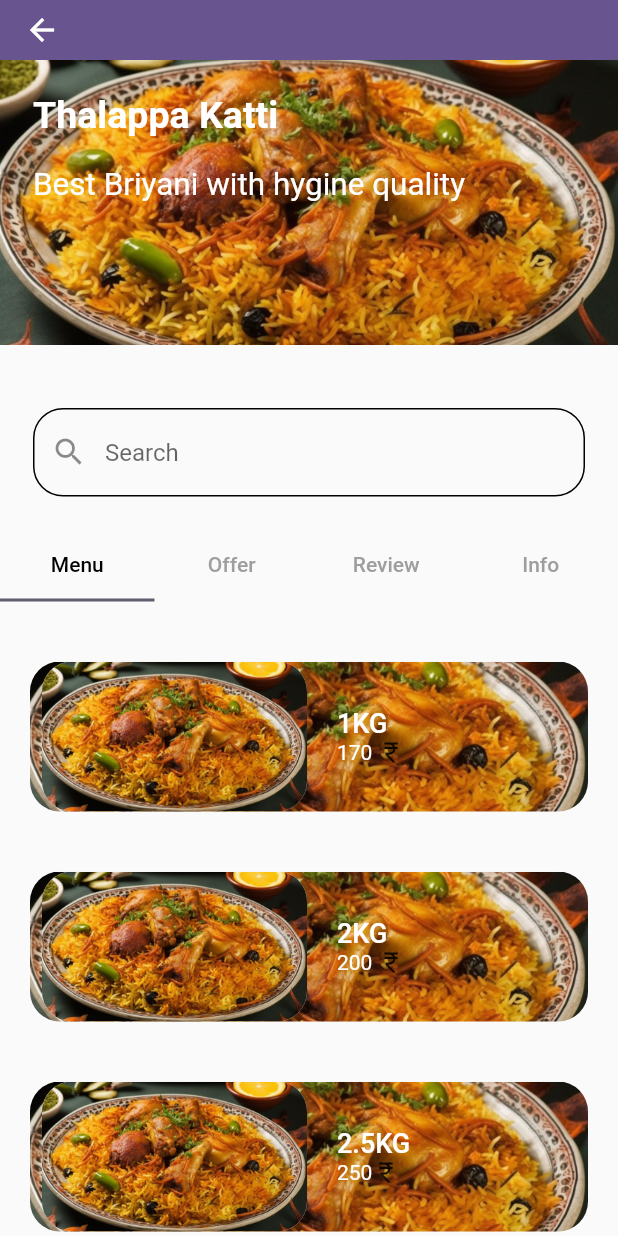
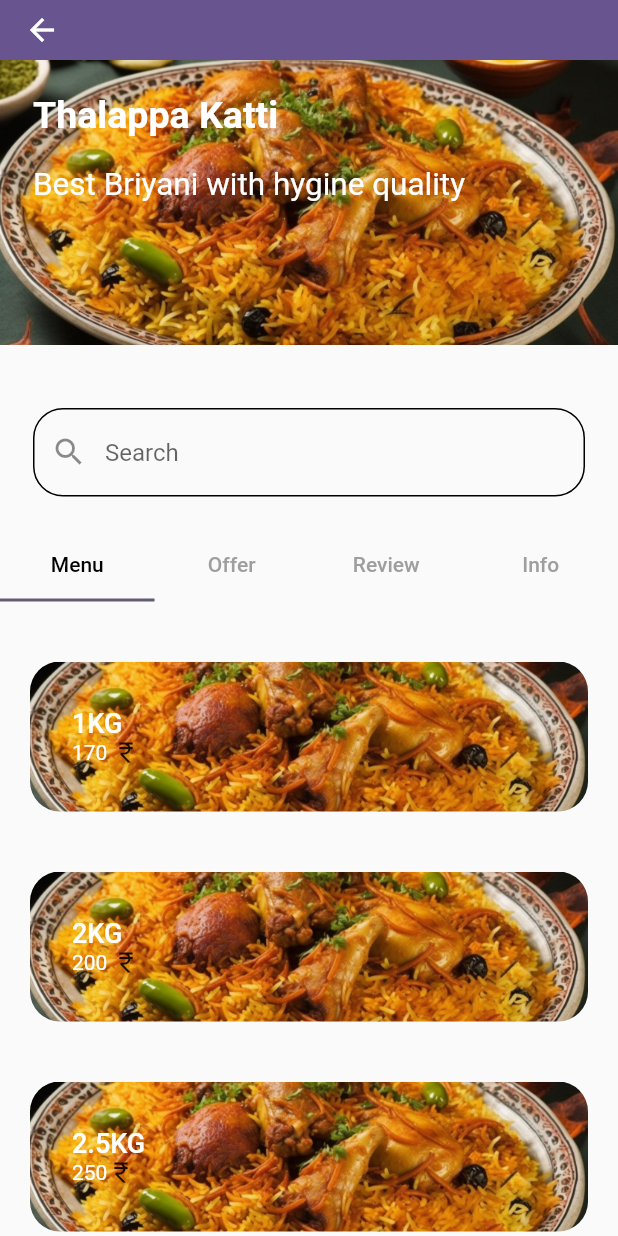
Before and after one commit to Androidaareesh/Takeurs-userapp, a Flutter app: the DetailedOffer screen opened directly, on a phone screen of 412 x 824 dp. Run offline on Flutter 3.47's test engine with Material 2 defaults, Android fonts, the phone set to English and light mode, and no system bars; our stand-ins replace carousel_slider, dots_indicator, flutter_svg, fluttertoast, geocoding, geolocator and 3 more; missing offline and left inert: dart:ffi; network calls fail.

Commit message:
detailed Page

```diff
--- a/lib/widgets/OfferNearBy/DetailedPage.dart
+++ b/lib/widgets/OfferNearBy/DetailedPage.dart
@@ -135,16 +135,16 @@ class _DetailedOfferState extends State<DetailedOffer> {
                                 padding: const EdgeInsets.only(left: 8),
                                 child: Row(
                                   children: [
-                                    ClipRRect(
-                                      borderRadius: BorderRadius.circular(20),
-                                      child: Container(
-                                          decoration: BoxDecoration(
-                                             // color: white,
-                                             color: Colors.grey.shade200
-                                            ),
+                                    // ClipRRect(
+                                    //   borderRadius: BorderRadius.circular(20),
+                                    //   child: Container(
+                                    //       decoration: BoxDecoration(
+                                    //          // color: white,
+                                    //          color: Colors.grey.shade200
+                                    //         ),
 
-                                          child: Image.asset(product.image)),
-                                    ),
+                                    //       child: Image.asset(product.image)),
+                                    // ),
                                     const SizedBox(
                                       width: 20,
                                     ),
```
